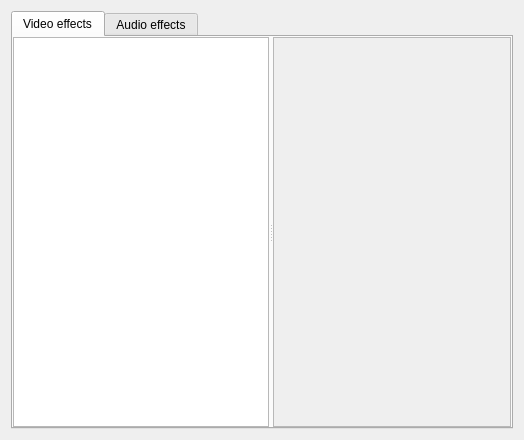
Old version of the form app/ui/fxpage.ui in the repository hftom/MachinTruc.
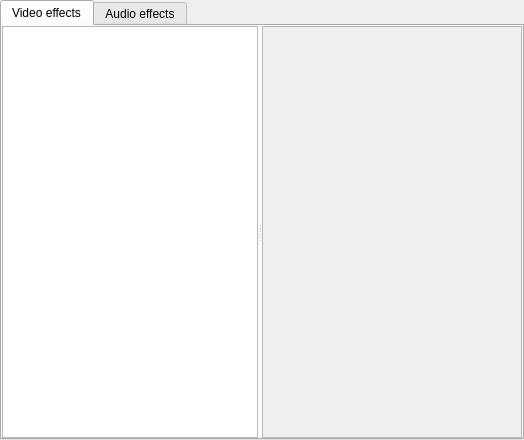
New version of the form. Icons and pictures are not drawn. Custom widgets are drawn as their Qt base class.

Patch:
```diff
--- a/app/ui/fxpage.ui
+++ b/app/ui/fxpage.ui
@@ -14,6 +14,9 @@
    <string>Form</string>
   </property>
   <layout class="QGridLayout" name="gridLayout_2">
+   <property name="margin">
+    <number>0</number>
+   </property>
    <item row="0" column="0">
     <widget class="QTabWidget" name="tabWidget">
      <property name="currentIndex">
```
